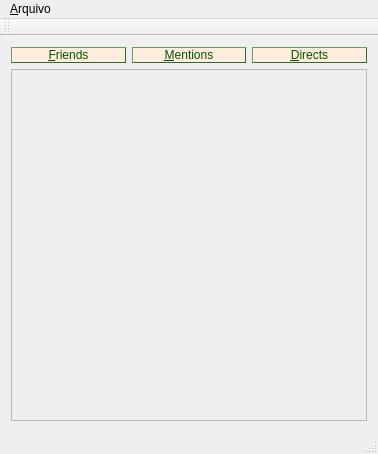
Qt form wndtimeline.ui (thiagomg/twithiago) before a commit.
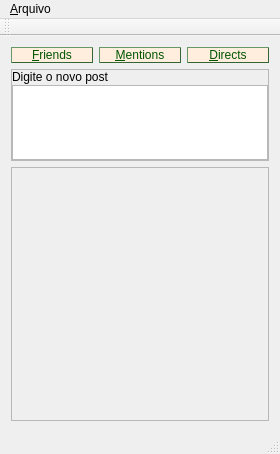
The same form after that commit. Custom widgets are drawn as their Qt base class.

Commit message: Feito postUpdate

```diff
--- a/wndtimeline.ui
+++ b/wndtimeline.ui
@@ -6,7 +6,7 @@
    <rect>
     <x>0</x>
     <y>0</y>
-    <width>378</width>
+    <width>276</width>
     <height>454</height>
    </rect>
   </property>
@@ -17,7 +17,7 @@
    <string notr="true"/>
   </property>
   <widget class="QWidget" name="centralWidget">
-   <layout class="QVBoxLayout" name="verticalLayout" stretch="0,0">
+   <layout class="QVBoxLayout" name="verticalLayout" stretch="0,0,0">
     <item>
      <layout class="QHBoxLayout" name="horizontalLayout" stretch="0,0,0">
       <item>
@@ -79,6 +79,47 @@
       </item>
      </layout>
     </item>
+    <item>
+     <widget class="QFrame" name="fraUpdate">
+      <property name="frameShape">
+       <enum>QFrame::StyledPanel</enum>
+      </property>
+      <property name="frameShadow">
+       <enum>QFrame::Raised</enum>
+      </property>
+      <layout class="QVBoxLayout" name="verticalLayout_2">
+       <property name="spacing">
+        <number>1</number>
+       </property>
+       <property name="margin">
+        <number>0</number>
+       </property>
+       <item>
+        <widget class="QLabel" name="lblUpdateTitle">
+         <property name="text">
+          <string>Digite o novo post</string>
+         </property>
+        </widget>
+       </item>
+       <item>
+        <widget class="TextUpdate" name="txtUpdate">
+         <property name="sizePolicy">
+          <sizepolicy hsizetype="Minimum" vsizetype="Minimum">
+           <horstretch>0</horstretch>
+           <verstretch>0</verstretch>
+          </sizepolicy>
+         </property>
+         <property name="maximumSize">
+          <size>
+           <width>16777215</width>
+           <height>75</height>
+          </size>
+         </property>
+        </widget>
+       </item>
+      </layout>
+     </widget>
+    </item>
     <item>
      <widget class="QScrollArea" name="scrTimeline">
       <property name="sizePolicy">
@@ -107,8 +148,8 @@
         <rect>
          <x>0</x>
          <y>0</y>
-         <width>356</width>
-         <height>338</height>
+         <width>256</width>
+         <height>261</height>
         </rect>
        </property>
        <layout class="QHBoxLayout" name="horizontalLayout_2">
@@ -139,8 +180,8 @@
     <rect>
      <x>0</x>
      <y>0</y>
-     <width>378</width>
-     <height>28</height>
+     <width>276</width>
+     <height>21</height>
     </rect>
    </property>
    <widget class="QMenu" name="menu_Arquivo">
@@ -174,6 +215,13 @@
   </action>
  </widget>
  <layoutdefault spacing="6" margin="11"/>
+ <customwidgets>
+  <customwidget>
+   <class>TextUpdate</class>
+   <extends>QPlainTextEdit</extends>
+   <header>TextUpdate.h</header>
+  </customwidget>
+ </customwidgets>
  <resources/>
  <connections/>
 </ui>
```
Left out of the diff: 9 changed lines with no effect on the pictures. The commit also changes 6 other files.
